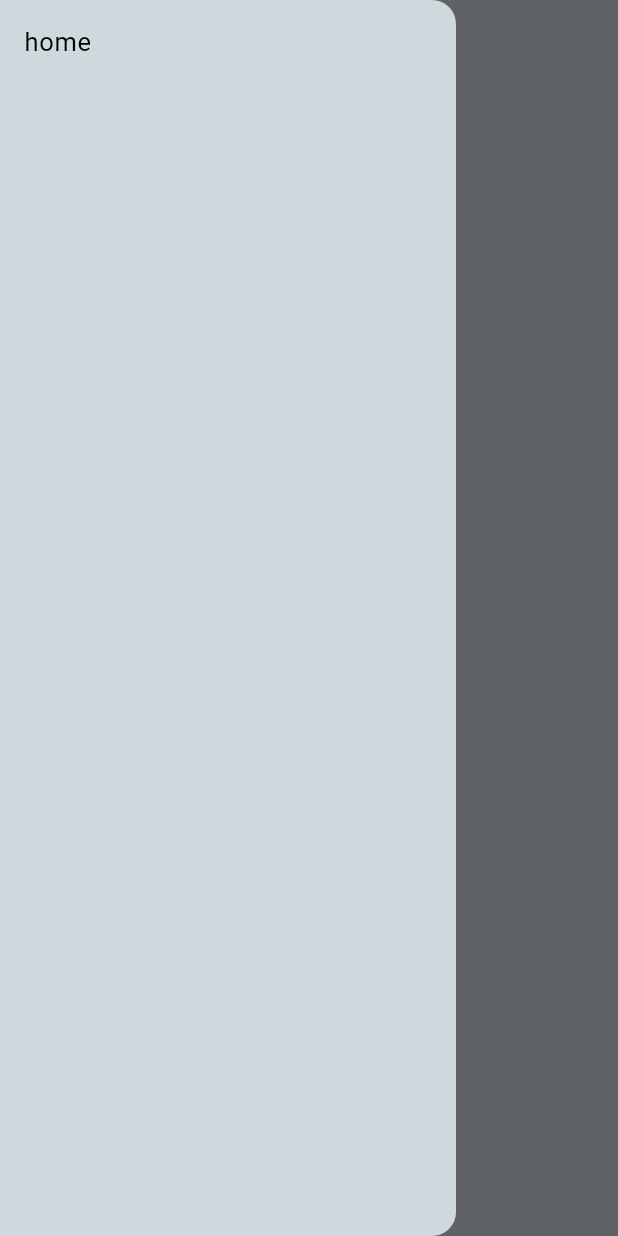
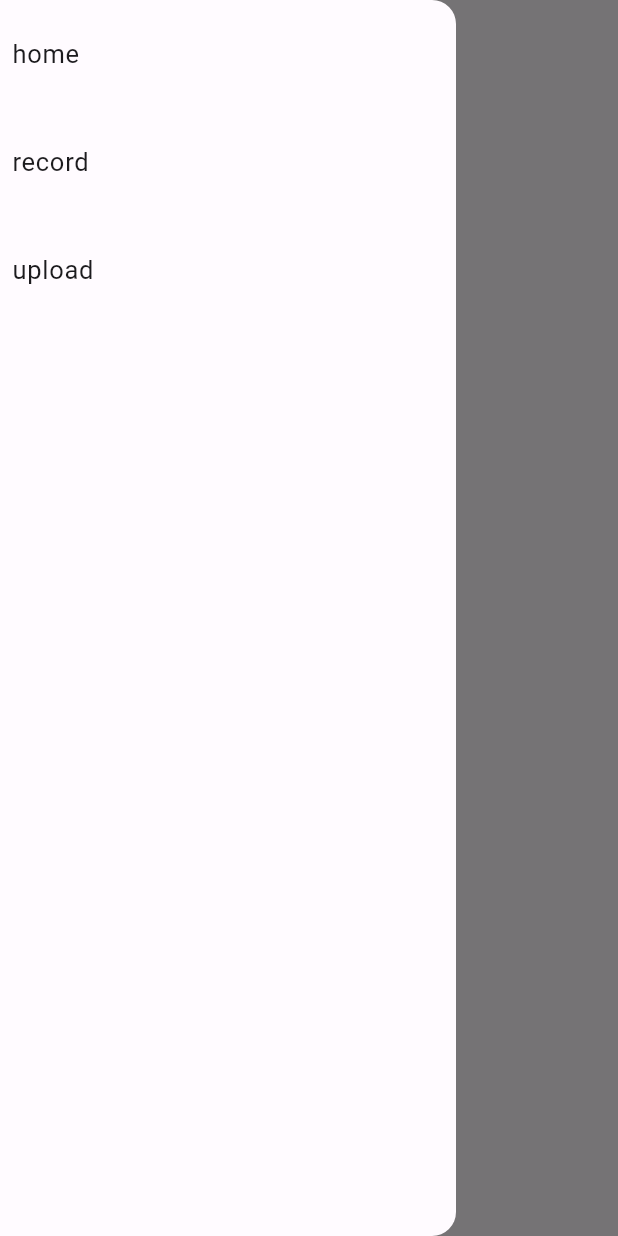
Before and after one commit to tfreebern2/va-ai-tech-challenge, a Flutter app: the screen it shows after launch, with the side drawer open, on a phone screen of 412 x 824 dp. Run offline on Flutter 3.47's test engine with Material 3 defaults, Android fonts, the phone set to English and light mode, and no system bars; our stand-ins replace equatable, flutter_bloc, go_router, google_fonts, responsive_framework; missing offline and left inert: file_selector.

Commit message:
Build basic Nav, Record page, and Upload page

```diff
--- a/lib/components/menu_scaffold.dart
+++ b/lib/components/menu_scaffold.dart
@@ -1,5 +1,7 @@
 import 'package:flutter/material.dart';
 import 'package:go_router/go_router.dart';
+import 'package:responsive_framework/responsive_breakpoints.dart';
+import 'package:semperMade/config/router.dart';
 
 class MenuScaffold extends StatelessWidget {
   const MenuScaffold({
@@ -11,11 +13,19 @@ class MenuScaffold extends StatelessWidget {
   final Widget child;
   final List<String> routeNames;
 
+  String _getCurrentRoute() {
+    final lastMatch = router.routerDelegate.currentConfiguration.last;
+    final matchList = lastMatch is ImperativeRouteMatch
+        ? lastMatch.matches
+        : router.routerDelegate.currentConfiguration;
+    final location = matchList.uri.toString();
+    return location;
+  }
+
   @override
   Widget build(BuildContext context) {
-    return LayoutBuilder(
-      builder: (BuildContext context, BoxConstraints constraints) {
-        if (constraints.maxWidth > 600) {
+    final currentRoute = _getCurrentRoute();
+    if (ResponsiveBreakpoints.of(context).largerThan(MOBILE)) {
       // Display AppBar with Row for wider screens
       return Scaffold(
         appBar: AppBar(
@@ -23,7 +33,16 @@ class MenuScaffold extends StatelessWidget {
           actions: routeNames
               .map(
                 (route) => TextButton(
-                      onPressed: () => context.go('/$route'),
+                  onPressed: () {
+                    if (route == currentRoute) {
+                      // Do nothing
+                      return;
+                    } else if (route == AppRoutes.home) {
+                      context.go('/');
+                    } else {
+                      context.go('/$route');
+                    }
+                  },
                   child: Text(route),
                 ),
               )
@@ -42,6 +61,7 @@ class MenuScaffold extends StatelessWidget {
             children: routeNames
                 .map(
                   (route) => ListTile(
+                    contentPadding: const EdgeInsets.all(8),
                     title: Text(route),
                     onTap: () {
                       context.go('/$route');
@@ -55,7 +75,5 @@ class MenuScaffold extends StatelessWidget {
         body: child,
       );
     }
-      },
-    );
   }
 }
--- a/lib/config/router.dart
+++ b/lib/config/router.dart
@@ -2,33 +2,58 @@
 import 'package:flutter/material.dart';
 import 'package:go_router/go_router.dart';
 import 'package:semperMade/components/menu_scaffold.dart';
-import 'package:semperMade/screens/home/home_controller.dart';
+import 'package:semperMade/screens/home/home_screen.dart';
+import 'package:semperMade/screens/record/record_screen.dart';
+import 'package:semperMade/screens/upload/upload_screen.dart';
 
 class AppRoutes {
   static const home = 'home';
+  static const record = 'record';
+  static const upload = 'upload';
 
-  static const List<String> routes = [home];
+  static const List<String> routes = [home, record, upload];
 }
 
 final router = GoRouter(
+  initialLocation: '/',
   routes: <RouteBase>[
     GoRoute(
       path: '/',
       builder: (BuildContext context, GoRouterState state) {
         return const MenuScaffold(
           routeNames: AppRoutes.routes,
-          child: HomeController(),
+          child: HomeScreen(),
+        );
+      },
+      routes: [
+        GoRoute(
+          path: AppRoutes.record,
+          builder: (BuildContext context, GoRouterState state) {
+            return const MenuScaffold(
+              routeNames: AppRoutes.routes,
+              child: RecordScreen(),
             );
           },
         ),
         GoRoute(
-      path: '/${AppRoutes.home}',
+          path: AppRoutes.upload,
           builder: (BuildContext context, GoRouterState state) {
             return const MenuScaffold(
               routeNames: AppRoutes.routes,
-          child: HomeController(),
+              child: UploadScreen(),
             );
           },
         ),
       ],
+    ),
+    // GoRoute(
+    //   path: '/${AppRoutes.home}',
+    //   builder: (BuildContext context, GoRouterState state) {
+    //     return const MenuScaffold(
+    //       routeNames: AppRoutes.routes,
+    //       child: HomeScreen(),
+    //     );
+    //   },
+    // ),
+  ],
 );
--- /dev/null
+++ b/lib/cubits/upload/upload_cubit.dart
@@ -0,0 +1,55 @@
+import 'package:equatable/equatable.dart';
+import 'package:file_selector/file_selector.dart';
+import 'package:flutter_bloc/flutter_bloc.dart';
+import 'package:intl/intl.dart';
+
+part 'upload_state.dart';
+
+class UploadCubit extends Cubit<UploadState> {
+  UploadCubit({
+    List<XFile>? initialFiles,
+    Map<String, String>? fileToLastModified,
+  })  : _files = initialFiles ?? [],
+        _fileToLastModified = fileToLastModified ?? {},
+        super(UploadInitial());
+
+  final List<XFile> _files;
+  final Map<String, String> _fileToLastModified;
+
+  Future<void> selectFiles(List<XFile> files) async {
+    emit(UploadLoading());
+    _files.addAll(files);
+    await Future.wait<void>(
+      _files.map(
+        (file) async {
+          final lastModified = await file.lastModified();
+          final formattedDate =
+              DateFormat.yMMMMd().add_jm().format(lastModified);
+          _fileToLastModified.containsKey(file.name)
+              ? _fileToLastModified.update(
+                  file.name,
+                  (value) => formattedDate,
+                )
+              : _fileToLastModified.putIfAbsent(
+                  file.name,
+                  () => formattedDate,
+                );
+        },
+      ),
+    );
+    emit(UploadSelected(List.from(_files), _fileToLastModified));
+  }
+
+  void removeFile(String fileName) {
+    emit(UploadLoading());
+    _files.removeWhere((file) => file.name == fileName);
+    _fileToLastModified.remove(fileName);
+    emit(UploadSelected(List.from(_files), _fileToLastModified));
+  }
+
+  Future<void> upload(List<XFile> files) async {
+    emit(UploadLoading());
+    await Future<void>.delayed(const Duration(seconds: 1));
+    emit(UploadSuccess());
+  }
+}
--- /dev/null
+++ b/lib/cubits/upload/upload_state.dart
@@ -0,0 +1,39 @@
+part of 'upload_cubit.dart';
+
+abstract class UploadState extends Equatable {}
+
+class UploadInitial extends UploadState {
+  @override
+  List<Object> get props => [];
+}
+
+class UploadSelected extends UploadState {
+  UploadSelected(this.files, this.fileToLastModified);
+
+  final List<XFile> files;
+  final Map<String, String> fileToLastModified;
+
+  @override
+  List<Object> get props => [files, fileToLastModified];
+}
+
+class UploadLoading extends UploadState {
+  UploadLoading();
+
+  @override
+  List<Object> get props => [];
+}
+
+class UploadSuccess extends UploadState {
+  @override
+  List<Object> get props => [];
+}
+
+class UploadError extends UploadState {
+  UploadError(this.message);
+
+  final String message;
+
+  @override
+  List<Object> get props => [message];
+}
--- a/lib/main.dart
+++ b/lib/main.dart
@@ -1,10 +1,28 @@
 import 'package:flutter/material.dart';
+import 'package:flutter_bloc/flutter_bloc.dart';
 import 'package:responsive_framework/responsive_framework.dart';
 import 'package:semperMade/config/router.dart';
+import 'package:semperMade/cubits/upload/upload_cubit.dart';
 import 'package:semperMade/theme/color_themes.dart';
 import 'package:semperMade/theme/text_themes.dart';
 
-void main() => runApp(const SemperMadeApp());
+void main() => runApp(const App());
+
+class App extends StatelessWidget {
+  const App({super.key});
+
+  @override
+  Widget build(BuildContext context) {
+    return MultiBlocProvider(
+      providers: [
+        BlocProvider<UploadCubit>(
+          create: (context) => UploadCubit(),
+        ),
+      ],
+      child: const SemperMadeApp(),
+    );
+  }
+}
 
 /// The main app.
 class SemperMadeApp extends StatelessWidget {
@@ -27,8 +45,8 @@ class SemperMadeApp extends StatelessWidget {
         colorScheme: darkColorScheme,
         textTheme: textTheme,
       ),
-      builder: (context, child) => ResponsiveBreakpoints.builder(
-        child: child!,
+      builder: (context, widget) => ResponsiveBreakpoints.builder(
+        child: BouncingScrollWrapper.builder(context, widget!),
         breakpoints: [
           const Breakpoint(start: 0, end: 450, name: MOBILE),
           const Breakpoint(start: 451, end: 800, name: TABLET),
--- a/lib/screens/home/home.dart
+++ b/lib/screens/home/home.dart
@@ -1 +1 @@
-export 'home_controller.dart';
+export 'home_screen.dart';
--- a/lib/screens/home/home_controller.dart
+++ b/lib/screens/home/home_screen.dart
@@ -1,13 +1,13 @@
 import 'package:flutter/material.dart';
 
-class HomeController extends StatefulWidget {
-  const HomeController({super.key});
+class HomeScreen extends StatefulWidget {
+  const HomeScreen({super.key});
 
   @override
-  State<HomeController> createState() => _HomeControllerState();
+  State<HomeScreen> createState() => _HomeScreenState();
 }
 
-class _HomeControllerState extends State<HomeController> {
+class _HomeScreenState extends State<HomeScreen> {
   @override
   void initState() {
     super.initState();
--- a/lib/theme/color_themes.dart
+++ b/lib/theme/color_themes.dart
@@ -2,68 +2,68 @@ import 'package:flutter/material.dart';
 
 const lightColorScheme = ColorScheme(
   brightness: Brightness.light,
-  primary: Color(0xFF283644), // dark blue
-  onPrimary: Color(0xFFFFFFFF), // white
-  primaryContainer: Color(0xFF455A64), // blue grey
-  onPrimaryContainer: Color(0xFFECEFF1), // light blue grey
-  secondary: Color(0xFF000000), // black
-  onSecondary: Color(0xFFFFFFFF), // white
-  secondaryContainer: Color(0xFFCFD8DC), // light blue grey
-  onSecondaryContainer: Color(0xFF000000), // black
-  tertiary: Color(0xFF607D8B), // blue grey
-  onTertiary: Color(0xFFFFFFFF), // white
-  tertiaryContainer: Color(0xFFB0BEC5), // light blue grey
-  onTertiaryContainer: Color(0xFF000000), // black
-  error: Color(0xFFB71C1C), // red
-  errorContainer: Color(0xFFFFEBEE), // light red
-  onError: Color(0xFFFFFFFF), // white
-  onErrorContainer: Color(0xFFB71C1C), // red
-  background: Color(0xFFECEFF1), // light blue grey
-  onBackground: Color(0xFF000000), // black
-  surface: Color(0xFFCFD8DC), // light blue grey
-  onSurface: Color(0xFF000000), // black
-  surfaceVariant: Color(0xFFB0BEC5), // light blue grey
-  onSurfaceVariant: Color(0xFF000000), // black
-  outline: Color(0xFF78909C), // blue grey
-  onInverseSurface: Color(0xFFFFFFFF), // white
-  inverseSurface: Color(0xFF000000), // black
-  inversePrimary: Color(0xFF607D8B), // blue grey
-  shadow: Color(0xFF000000), // black
-  surfaceTint: Color(0xFF607D8B), // blue grey
-  outlineVariant: Color(0xFF90A4AE), // blue grey
-  scrim: Color(0xFF000000), // black
+  primary: Color(0xFF6650A4),
+  onPrimary: Color(0xFFFFFFFF),
+  primaryContainer: Color(0xFFE8DDFF),
+  onPrimaryContainer: Color(0xFF21005D),
+  secondary: Color(0xFF615B71),
+  onSecondary: Color(0xFFFFFFFF),
+  secondaryContainer: Color(0xFFE8DEF8),
+  onSecondaryContainer: Color(0xFF1D192B),
+  tertiary: Color(0xFF7D5260),
+  onTertiary: Color(0xFFFFFFFF),
+  tertiaryContainer: Color(0xFFFFD9E3),
+  onTertiaryContainer: Color(0xFF31101D),
+  error: Color(0xFFBA1A1A),
+  errorContainer: Color(0xFFFFDAD6),
+  onError: Color(0xFFFFFFFF),
+  onErrorContainer: Color(0xFF410002),
+  background: Color(0xFFFFFBFF),
+  onBackground: Color(0xFF1C1B1E),
+  surface: Color(0xFFFFFBFF),
+  onSurface: Color(0xFF1C1B1E),
+  surfaceVariant: Color(0xFFE6E0EC),
+  onSurfaceVariant: Color(0xFF49454E),
+  outline: Color(0xFF7A757F),
+  onInverseSurface: Color(0xFFF4EFF4),
+  inverseSurface: Color(0xFF313033),
+  inversePrimary: Color(0xFFCFBDFF),
+  shadow: Color(0xFF000000),
+  surfaceTint: Color(0xFF6650A4),
+  outlineVariant: Color(0xFFCAC4CF),
+  scrim: Color(0xFF000000),
 );
 
 const darkColorScheme = ColorScheme(
   brightness: Brightness.dark,
-  primary: Color(0xFF1C313A), // dark blue grey
-  onPrimary: Color(0xFFB0BEC5), // light blue grey
-  primaryContainer: Color(0xFF37474F), // blue grey
-  onPrimaryContainer: Color(0xFFCFD8DC), // light blue grey
-  secondary: Color(0xFF000000), // black
-  onSecondary: Color(0xFFCFD8DC), // light blue grey
-  secondaryContainer: Color(0xFF263238), // dark blue grey
-  onSecondaryContainer: Color(0xFFB0BEC5), // light blue grey
-  tertiary: Color(0xFF455A64), // blue grey
-  onTertiary: Color(0xFFCFD8DC), // light blue grey
-  tertiaryContainer: Color(0xFF37474F), // blue grey
-  onTertiaryContainer: Color(0xFFCFD8DC), // light blue grey
-  error: Color(0xFFD50000), // red
-  errorContainer: Color(0xFFB71C1C), // dark red
-  onError: Color(0xFFFFFFFF), // white
-  onErrorContainer: Color(0xFFD50000), // red
-  background: Color(0xFF102027), // very dark blue grey
-  onBackground: Color(0xFFCFD8DC), // light blue grey
-  surface: Color(0xFF102027), // very dark blue grey
-  onSurface: Color(0xFFCFD8DC), // light blue grey
-  surfaceVariant: Color(0xFF37474F), // blue grey
-  onSurfaceVariant: Color(0xFFCFD8DC), // light blue grey
-  outline: Color(0xFF546E7A), // blue grey
-  onInverseSurface: Color(0xFF102027), // very dark blue grey
-  inverseSurface: Color(0xFFCFD8DC), // light blue grey
-  inversePrimary: Color(0xFF1C313A), // dark blue grey
-  shadow: Color(0xFF000000), // black
-  surfaceTint: Color(0xFF455A64), // blue grey
-  outlineVariant: Color(0xFF546E7A), // blue grey
-  scrim: Color(0xFF000000), // black
+  primary: Color(0xFFCFBDFF),
+  onPrimary: Color(0xFF371E73),
+  primaryContainer: Color(0xFF4E378B),
+  onPrimaryContainer: Color(0xFFE8DDFF),
+  secondary: Color(0xFFCBC3DC),
+  onSecondary: Color(0xFF332D41),
+  secondaryContainer: Color(0xFF494458),
+  onSecondaryContainer: Color(0xFFE8DEF8),
+  tertiary: Color(0xFFEFB8C8),
+  onTertiary: Color(0xFF492532),
+  tertiaryContainer: Color(0xFF633B49),
+  onTertiaryContainer: Color(0xFFFFD9E3),
+  error: Color(0xFFFFB4AB),
+  errorContainer: Color(0xFF93000A),
+  onError: Color(0xFF690005),
+  onErrorContainer: Color(0xFFFFDAD6),
+  background: Color(0xFF1C1B1E),
+  onBackground: Color(0xFFE6E1E6),
+  surface: Color(0xFF1C1B1E),
+  onSurface: Color(0xFFE6E1E6),
+  surfaceVariant: Color(0xFF49454E),
+  onSurfaceVariant: Color(0xFFCAC4CF),
+  outline: Color(0xFF948F99),
+  onInverseSurface: Color(0xFF1C1B1E),
+  inverseSurface: Color(0xFFE6E1E6),
+  inversePrimary: Color(0xFF6650A4),
+  shadow: Color(0xFF000000),
+  surfaceTint: Color(0xFFCFBDFF),
+  outlineVariant: Color(0xFF49454E),
+  scrim: Color(0xFF000000),
 );
--- a/pubspec.yaml
+++ b/pubspec.yaml
@@ -7,12 +7,16 @@ environment:
   sdk: ">=3.0.5 <4.0.0"
 dependencies:
   cupertino_icons: ^1.0.2
+  equatable: ^2.0.5
+  file_selector: ^1.0.2
   flutter:
     sdk: flutter
   flutter_bloc: ^8.1.3
+  gap: ^3.0.1
   go_router: ^13.0.1
   google_fonts: ^6.1.0
   http: ^1.2.0
+  intl: ^0.19.0
   responsive_framework: ^1.1.1
 
 dev_dependencies:
```
Also changed, not shown: lib/screens/record/record_screen.dart (added, +12 -0 lines), lib/screens/upload/upload_screen.dart (added, +129 -0 lines), 6 other files. Lines whose indentation alone changed are shown as unchanged.
